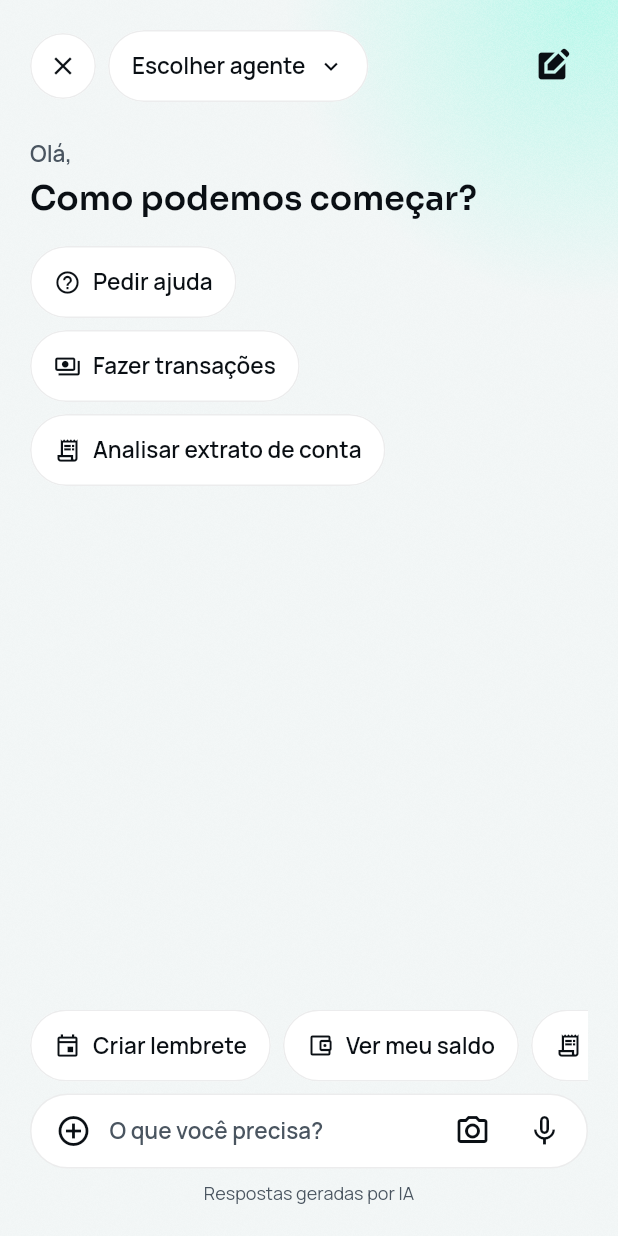
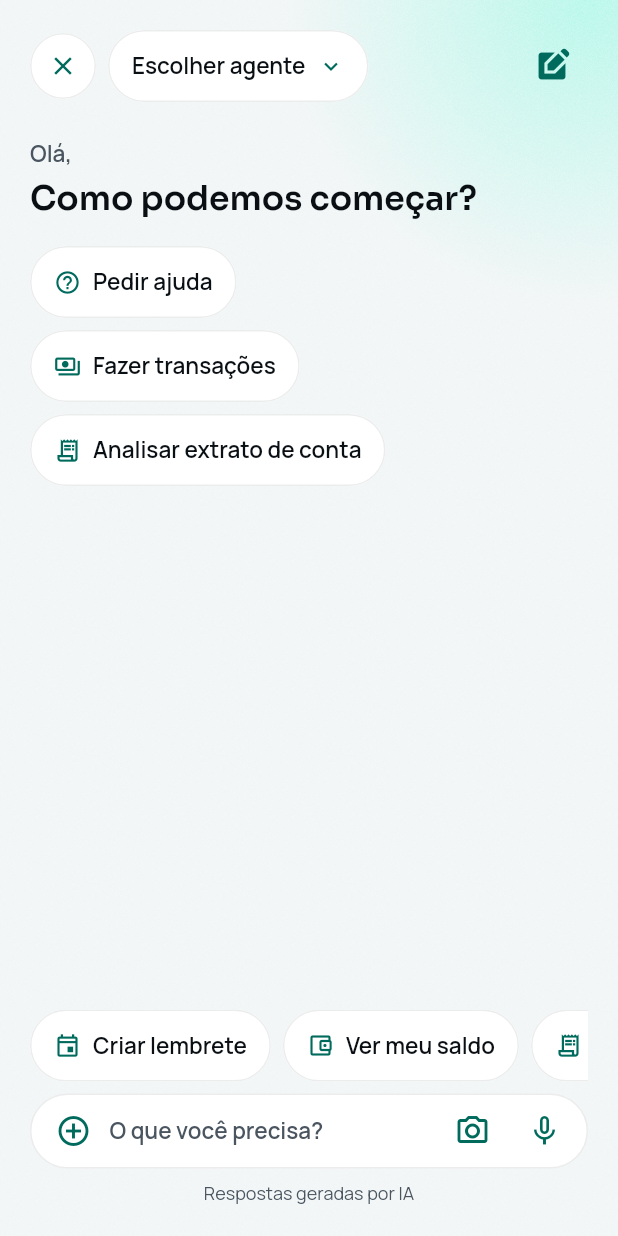
Before and after one commit to renatomf/next-bank, a Flutter app: the AssistantScreen screen opened by its route, on a phone screen of 412 x 824 dp. Run offline on Flutter 3.47's test engine with Material 3 defaults, Android fonts, the phone set to English and light mode, and no system bars; our stand-ins replace copy_with_extension, dio, flutter_riverpod, flutter_secure_storage, go_router, local_auth and 2 more; missing offline and left inert: local_auth_android, mobile_scanner, qr; accounts and stored records are empty; project files that could hold a hidden picture were left out.

Commit message:
feat(design-system): paint the icons in the accent green
At the developer's request the app's icons share one color: the chips'
icons, before and after the label, and the plain and round icon buttons
default to the accent green. Row arrows and search glasses, which point
rather than show, stay muted. dart format tidied a test.

Co-Authored-By: Claude Opus 5.5 <noreply@anthropic.com>

```diff
--- a/packages/design_system/lib/src/components/icon_circle_button.dart
+++ b/packages/design_system/lib/src/components/icon_circle_button.dart
@@ -59,7 +59,12 @@ class IconCircleButton extends StatelessWidget {
           clipBehavior: Clip.antiAlias,
           child: InkWell(
             onTap: onPressed,
-            child: Icon(icon, size: iconSize, color: foreground ?? colors.text),
+            // The accent green by default, as the app's icons (S21 checkpoint).
+            child: Icon(
+              icon,
+              size: iconSize,
+              color: foreground ?? colors.accent,
+            ),
           ),
         ),
       ),
--- a/packages/design_system/lib/src/components/nb_chip.dart
+++ b/packages/design_system/lib/src/components/nb_chip.dart
@@ -36,7 +36,6 @@ class NbChip extends StatelessWidget {
   Widget build(BuildContext context) {
     final colors = context.nbColors;
     final isOn = selected ?? false;
-    final iconColor = isOn ? colors.accent : colors.text;
 
     return Semantics(
       container: true,
@@ -72,13 +71,13 @@ class NbChip extends StatelessWidget {
                   spacing: NbSpace.sm,
                   children: [
                     if (icon case final icon?)
-                      Icon(icon, size: 18, color: iconColor),
+                      Icon(icon, size: 18, color: colors.accent),
                     Text(
                       label,
                       style: NbType.bodyText.copyWith(color: colors.text),
                     ),
                     if (trailingIcon case final trailing?)
-                      Icon(trailing, size: 18, color: colors.text),
+                      Icon(trailing, size: 18, color: colors.accent),
                   ],
                 ),
               ),
--- a/packages/design_system/lib/src/components/nb_icon_button.dart
+++ b/packages/design_system/lib/src/components/nb_icon_button.dart
@@ -23,7 +23,7 @@ class NbIconButton extends StatelessWidget {
   /// Called on tap.
   final VoidCallback onPressed;
 
-  /// The icon's color; the text color when null.
+  /// The icon's color; the accent green when null, as the app's icons.
   final Color? color;
 
   @override
@@ -36,7 +36,7 @@ class NbIconButton extends StatelessWidget {
     excludeSemantics: true,
     child: IconButton(
       onPressed: onPressed,
-      icon: Icon(icon, color: color ?? context.nbColors.text),
+      icon: Icon(icon, color: color ?? context.nbColors.accent),
     ),
   );
 }
```
Also changed, not shown: 2 other files.
